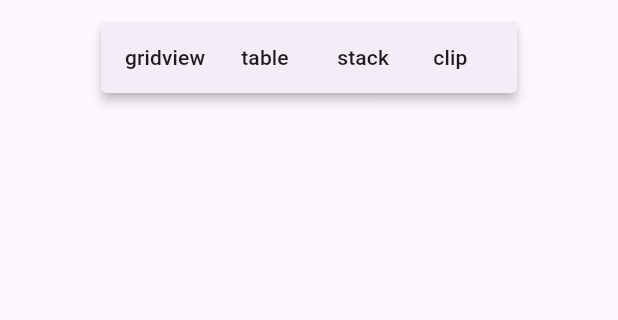
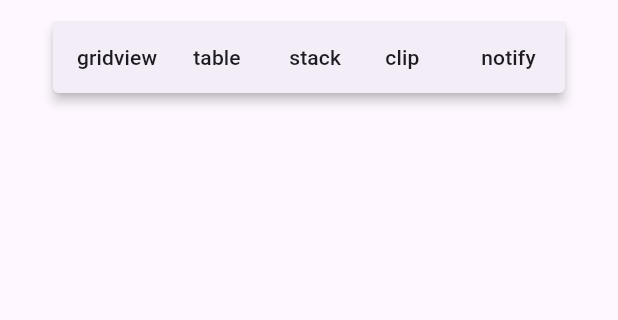
Before and after one commit to kitNa/more_widgets, a Flutter app: the screen it shows after launch, on a phone screen of 412 x 824 dp, the part 63-383 px from its top. Run offline on Flutter 3.47's test engine with Material 3 defaults, Android fonts, the phone set to English and light mode, and no system bars.

Commit message:
notify with snackBar example was implemented

```diff
--- a/lib/pages/home_page.dart
+++ b/lib/pages/home_page.dart
@@ -27,6 +27,10 @@ class HomePage extends StatelessWidget {
           MenuItemButton(
             child: const Text('clip'),
             onPressed: () => Navigator.pushNamed(context, '/clip'),
+          ),
+          MenuItemButton(
+            child: const Text('notify'),
+            onPressed: () => Navigator.pushNamed(context, '/notify'),
           )
         ]),
       ])),
--- a/lib/routes.dart
+++ b/lib/routes.dart
@@ -1,5 +1,6 @@
 import 'package:flutter/cupertino.dart';
 import 'package:more_widgets/pages/clip_page.dart';
+import 'package:more_widgets/pages/notify_page.dart';
 import 'package:more_widgets/pages/pages_library.dart';
 import 'package:more_widgets/pages/stack_page.dart';
 
@@ -9,4 +10,5 @@ final routes = {
   '/table': (BuildContext context) => const TablePage(),
   '/stack': (BuildContext context) => const StackPage(),
   '/clip': (BuildContext context) => const ClipPage(),
+  '/notify': (BuildContext context) => const NotifyPage(),
 };
```
Also changed, not shown: lib/pages/notify_page.dart (added, +48 -0 lines).
